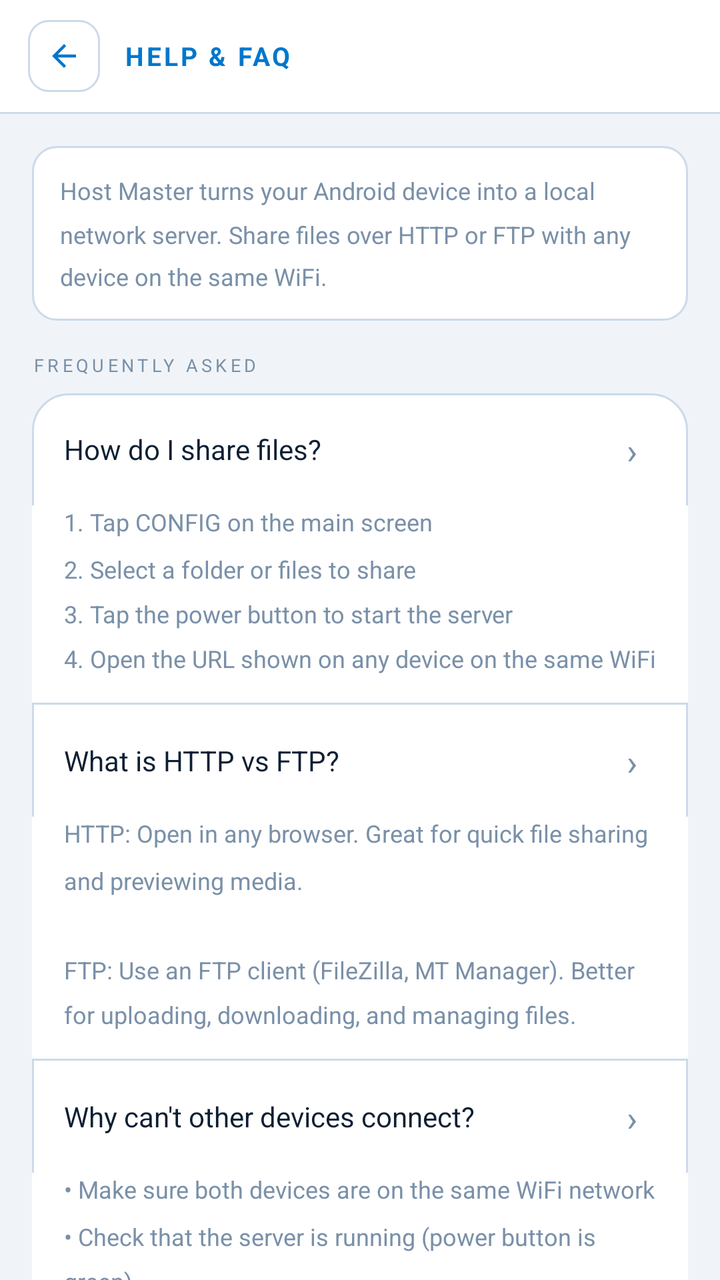
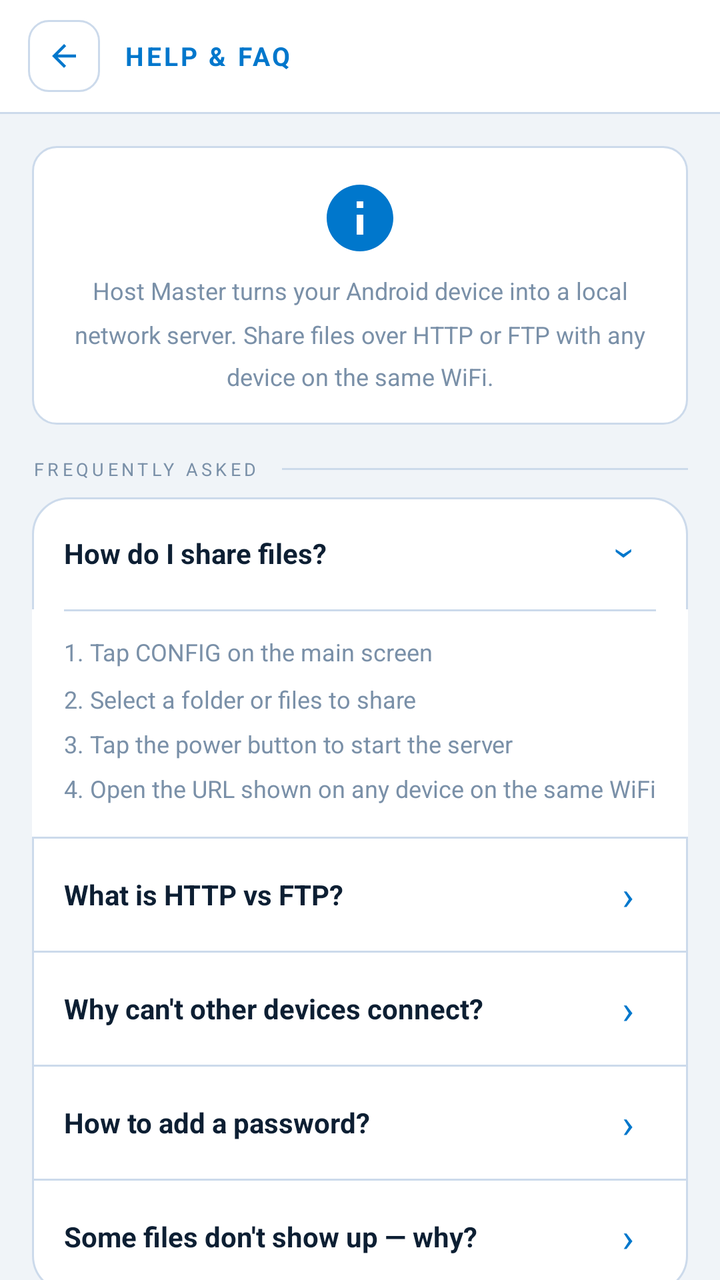

Screens rendered from an Android XML layout before and after an edit, with the pre-edit source and the edit as a unified diff.
<!-- AndroidManifest.xml: application theme Theme.HostMaster -->
<!-- res/layout/activity_help.xml -->
<?xml version="1.0" encoding="utf-8"?>
<LinearLayout xmlns:android="http://schemas.android.com/apk/res/android"
    android:layout_width="match_parent"
    android:layout_height="match_parent"
    android:orientation="vertical"
    android:background="@color/bg">

    
    <LinearLayout
        android:layout_width="match_parent"
        android:layout_height="56dp"
        android:orientation="horizontal"
        android:gravity="center_vertical"
        android:paddingStart="14dp"
        android:paddingEnd="14dp"
        android:background="@color/surface">

        <LinearLayout
            android:id="@+id/btn_back"
            android:layout_width="36dp"
            android:layout_height="36dp"
            android:background="@drawable/bg_back_btn"
            android:gravity="center"
            android:layout_marginEnd="12dp">
            <ImageView android:layout_width="18dp" android:layout_height="18dp"
                android:src="@drawable/ic_back"/>
        </LinearLayout>

        <TextView
            android:layout_width="wrap_content"
            android:layout_height="wrap_content"
            android:text="HELP &amp; FAQ"
            android:textColor="@color/accent"
            android:textSize="13sp"
            android:textStyle="bold"
            android:letterSpacing="0.1"/>
    </LinearLayout>

    <View android:layout_width="match_parent" android:layout_height="1dp"
        android:background="@color/border"/>

    <ScrollView android:layout_width="match_parent" android:layout_height="match_parent"
        android:scrollbars="none">

        <LinearLayout android:layout_width="match_parent" android:layout_height="wrap_content"
            android:orientation="vertical" android:padding="16dp">

            
            <LinearLayout
                android:layout_width="match_parent"
                android:layout_height="wrap_content"
                android:orientation="vertical"
                android:background="@drawable/bg_preview_box"
                android:padding="14dp"
                android:layout_marginBottom="16dp">
                <TextView
                    android:layout_width="match_parent"
                    android:layout_height="wrap_content"
                    android:text="Host Master turns your Android device into a local network server. Share files over HTTP or FTP with any device on the same WiFi."
                    android:textColor="@color/text_muted"
                    android:textSize="12sp"
                    android:lineSpacingMultiplier="1.5"/>
            </LinearLayout>

            <TextView android:layout_width="wrap_content" android:layout_height="wrap_content"
                android:text="FREQUENTLY ASKED" android:textColor="@color/text_muted"
                android:textSize="9sp" android:letterSpacing="0.2" android:layout_marginBottom="8dp"/>

            
            <LinearLayout android:layout_width="match_parent" android:layout_height="wrap_content"
                android:orientation="vertical" android:background="@drawable/bg_card">

                
                <LinearLayout
                    android:id="@+id/faq_1_header"
                    android:layout_width="match_parent" android:layout_height="56dp"
                    android:orientation="horizontal" android:gravity="center_vertical"
                    android:paddingStart="16dp" android:paddingEnd="16dp"
                    android:clickable="true" android:focusable="true"
                    android:background="?attr/selectableItemBackground">
                    <TextView android:layout_width="0dp" android:layout_height="wrap_content"
                        android:layout_weight="1"
                        android:text="How do I share files?"
                        android:textColor="@color/text_primary" android:textSize="14sp"/>
                    <TextView android:tag="arrow"
                        android:layout_width="24dp" android:layout_height="24dp"
                        android:gravity="center" android:text="›"
                        android:textColor="@color/text_muted" android:textSize="18sp"/>
                </LinearLayout>
                <LinearLayout
                    android:id="@+id/faq_1_body"
                    android:layout_width="match_parent" android:layout_height="wrap_content"
                    android:orientation="vertical"
                    android:paddingStart="16dp" android:paddingEnd="16dp"
                    android:paddingBottom="14dp" android:background="@color/surface">
                    <TextView android:layout_width="match_parent" android:layout_height="wrap_content"
                        android:text="1. Tap CONFIG on the main screen\n2. Select a folder or files to share\n3. Tap the power button to start the server\n4. Open the URL shown on any device on the same WiFi"
                        android:textColor="@color/text_muted" android:textSize="12sp"
                        android:lineSpacingMultiplier="1.6"/>
                </LinearLayout>

                <View android:layout_width="match_parent" android:layout_height="1dp"
                    android:background="@color/border"/>

                
                <LinearLayout
                    android:id="@+id/faq_2_header"
                    android:layout_width="match_parent" android:layout_height="56dp"
                    android:orientation="horizontal" android:gravity="center_vertical"
                    android:paddingStart="16dp" android:paddingEnd="16dp"
                    android:clickable="true" android:focusable="true"
                    android:background="?attr/selectableItemBackground">
                    <TextView android:layout_width="0dp" android:layout_height="wrap_content"
                        android:layout_weight="1"
                        android:text="What is HTTP vs FTP?"
                        android:textColor="@color/text_primary" android:textSize="14sp"/>
                    <TextView android:tag="arrow"
                        android:layout_width="24dp" android:layout_height="24dp"
                        android:gravity="center" android:text="›"
                        android:textColor="@color/text_muted" android:textSize="18sp"/>
                </LinearLayout>
                <LinearLayout
                    android:id="@+id/faq_2_body"
                    android:layout_width="match_parent" android:layout_height="wrap_content"
                    android:orientation="vertical"
                    android:paddingStart="16dp" android:paddingEnd="16dp"
                    android:paddingBottom="14dp" android:background="@color/surface">
                    <TextView android:layout_width="match_parent" android:layout_height="wrap_content"
                        android:text="HTTP: Open in any browser. Great for quick file sharing and previewing media.\n\nFTP: Use an FTP client (FileZilla, MT Manager). Better for uploading, downloading, and managing files."
                        android:textColor="@color/text_muted" android:textSize="12sp"
                        android:lineSpacingMultiplier="1.6"/>
                </LinearLayout>

                <View android:layout_width="match_parent" android:layout_height="1dp"
                    android:background="@color/border"/>

                
                <LinearLayout
                    android:id="@+id/faq_3_header"
                    android:layout_width="match_parent" android:layout_height="56dp"
                    android:orientation="horizontal" android:gravity="center_vertical"
                    android:paddingStart="16dp" android:paddingEnd="16dp"
                    android:clickable="true" android:focusable="true"
                    android:background="?attr/selectableItemBackground">
                    <TextView android:layout_width="0dp" android:layout_height="wrap_content"
                        android:layout_weight="1"
                        android:text="Why can't other devices connect?"
                        android:textColor="@color/text_primary" android:textSize="14sp"/>
                    <TextView android:tag="arrow"
                        android:layout_width="24dp" android:layout_height="24dp"
                        android:gravity="center" android:text="›"
                        android:textColor="@color/text_muted" android:textSize="18sp"/>
                </LinearLayout>
                <LinearLayout
                    android:id="@+id/faq_3_body"
                    android:layout_width="match_parent" android:layout_height="wrap_content"
                    android:orientation="vertical"
                    android:paddingStart="16dp" android:paddingEnd="16dp"
                    android:paddingBottom="14dp" android:background="@color/surface">
                    <TextView android:layout_width="match_parent" android:layout_height="wrap_content"
                        android:text="• Make sure both devices are on the same WiFi network\n• Check that the server is running (power button is green)\n• Disable VPN if active\n• Try typing the IP address manually from the server address shown on the main screen"
                        android:textColor="@color/text_muted" android:textSize="12sp"
                        android:lineSpacingMultiplier="1.6"/>
                </LinearLayout>

                <View android:layout_width="match_parent" android:layout_height="1dp"
                    android:background="@color/border"/>

                
                <LinearLayout
                    android:id="@+id/faq_4_header"
                    android:layout_width="match_parent" android:layout_height="56dp"
                    android:orientation="horizontal" android:gravity="center_vertical"
                    android:paddingStart="16dp" android:paddingEnd="16dp"
                    android:clickable="true" android:focusable="true"
                    android:background="?attr/selectableItemBackground">
                    <TextView android:layout_width="0dp" android:layout_height="wrap_content"
                        android:layout_weight="1"
                        android:text="How to add a password?"
                        android:textColor="@color/text_primary" android:textSize="14sp"/>
                    <TextView android:tag="arrow"
                        android:layout_width="24dp" android:layout_height="24dp"
                        android:gravity="center" android:text="›"
                        android:textColor="@color/text_muted" android:textSize="18sp"/>
                </LinearLayout>
                <LinearLayout
                    android:id="@+id/faq_4_body"
                    android:layout_width="match_parent" android:layout_height="wrap_content"
                    android:orientation="vertical"
                    android:paddingStart="16dp" android:paddingEnd="16dp"
                    android:paddingBottom="14dp" android:background="@color/surface">
                    <TextView android:layout_width="match_parent" android:layout_height="wrap_content"
                        android:text="Go to CONFIG → Security section → enter username and password. When connecting, the browser or FTP client will ask for credentials."
                        android:textColor="@color/text_muted" android:textSize="12sp"
                        android:lineSpacingMultiplier="1.6"/>
                </LinearLayout>

                <View android:layout_width="match_parent" android:layout_height="1dp"
                    android:background="@color/border"/>

                
                <LinearLayout
                    android:id="@+id/faq_5_header"
                    android:layout_width="match_parent" android:layout_height="56dp"
                    android:orientation="horizontal" android:gravity="center_vertical"
                    android:paddingStart="16dp" android:paddingEnd="16dp"
                    android:clickable="true" android:focusable="true"
                    android:background="?attr/selectableItemBackground">
                    <TextView android:layout_width="0dp" android:layout_height="wrap_content"
                        android:layout_weight="1"
                        android:text="Some files don't show up — why?"
                        android:textColor="@color/text_primary" android:textSize="14sp"/>
                    <TextView android:tag="arrow"
                        android:layout_width="24dp" android:layout_height="24dp"
                        android:gravity="center" android:text="›"
                        android:textColor="@color/text_muted" android:textSize="18sp"/>
                </LinearLayout>
                <LinearLayout
                    android:id="@+id/faq_5_body"
                    android:layout_width="match_parent" android:layout_height="wrap_content"
                    android:orientation="vertical"
                    android:paddingStart="16dp" android:paddingEnd="16dp"
                    android:paddingBottom="14dp" android:background="@color/surface">
                    <TextView android:layout_width="match_parent" android:layout_height="wrap_content"
                        android:text="On Android 11+, apps need 'All Files Access' permission to see all file types (zip, apk, db, etc.).\n\nGo to: Android Settings → Apps → Host Master → Permissions → Files and Media → Allow access to manage all files."
                        android:textColor="@color/text_muted" android:textSize="12sp"
                        android:lineSpacingMultiplier="1.6"/>
                </LinearLayout>

            </LinearLayout>

        </LinearLayout>
    </ScrollView>
</LinearLayout>
<!-- resources referenced by this layout -->
<resources>
  <color name="accent">#0077CC</color>
  <color name="bg">#F0F4F8</color>
  <color name="border">#CCDAEB</color>
  <color name="surface">#FFFFFF</color>
  <color name="text_muted">#7A90A8</color>
  <color name="text_primary">#0D1F33</color>
  <!-- drawable bg_back_btn (drawable) -->
  <?xml version="1.0" encoding="utf-8"?>
  <shape xmlns:android="http://schemas.android.com/apk/res/android" android:shape="rectangle">
      <solid android:color="@color/surface" />
      <stroke android:width="1dp" android:color="@color/border" />
      <corners android:radius="10dp" />
  </shape>
  <!-- drawable bg_card (drawable) -->
  <?xml version="1.0" encoding="utf-8"?>
  <shape xmlns:android="http://schemas.android.com/apk/res/android" android:shape="rectangle">
      <solid android:color="@color/card" />
      <stroke android:width="1dp" android:color="@color/border" />
      <corners android:radius="18dp" />
  </shape>
  <!-- drawable bg_preview_box (drawable) -->
  <?xml version="1.0" encoding="utf-8"?>
  <shape xmlns:android="http://schemas.android.com/apk/res/android"
      android:shape="rectangle">
      <corners android:radius="12dp"/>
      <solid android:color="@color/surface"/>
      <stroke android:width="1dp" android:color="@color/border"/>
  </shape>
  <!-- drawable ic_back (drawable) -->
  <vector xmlns:android="http://schemas.android.com/apk/res/android" android:width="24dp" android:height="24dp" android:viewportWidth="24" android:viewportHeight="24">
      <path android:fillColor="@color/accent" android:pathData="M20,11H7.83l5.59,-5.59L12,4l-8,8 8,8 1.41,-1.41L7.83,13H20v-2z"/>
  </vector>
  <style name="Theme.HostMaster" parent="Theme.Material3.Light.NoActionBar">
          <item name="android:statusBarColor">@color/bg</item>
          <item name="android:navigationBarColor">@color/bg</item>
          <item name="android:windowLightStatusBar">true</item>
          <item name="android:colorBackground">@color/bg</item>
          <item name="colorPrimary">@color/accent</item>
          <item name="colorSurface">@color/surface</item>
          <item name="colorOnSurface">@color/text_primary</item>
          
      </style>
  <color name="card">#FFFFFF</color>
</resources>

<!-- the commit's change to res/layout/activity_help.xml (unified diff, before → after) -->
@@ -34,16 +34,20 @@
             android:textSize="13sp"
             android:textStyle="bold"
             android:letterSpacing="0.1"/>
+
+        <View android:layout_width="0dp" android:layout_height="0dp"
+            android:layout_weight="1"/>
     </LinearLayout>
 
     <View android:layout_width="match_parent" android:layout_height="1dp"
         android:background="@color/border"/>
 
     <ScrollView android:layout_width="match_parent" android:layout_height="match_parent"
-        android:scrollbars="none">
+        android:scrollbars="none" android:fillViewport="true">
 
         <LinearLayout android:layout_width="match_parent" android:layout_height="wrap_content"
-            android:orientation="vertical" android:padding="16dp">
+            android:orientation="vertical" android:padding="16dp"
+            android:paddingBottom="24dp">
 
             
             <LinearLayout
@@ -51,20 +55,42 @@
                 android:layout_height="wrap_content"
                 android:orientation="vertical"
                 android:background="@drawable/bg_preview_box"
-                android:padding="14dp"
-                android:layout_marginBottom="16dp">
+                android:padding="16dp"
+                android:layout_marginBottom="16dp"
+                android:gravity="center">
+
+                <ImageView
+                    android:layout_width="40dp"
+                    android:layout_height="40dp"
+                    android:src="@drawable/ic_info"
+                    android:tint="@color/accent"
+                    android:layout_marginBottom="8dp"/>
+
                 <TextView
                     android:layout_width="match_parent"
                     android:layout_height="wrap_content"
                     android:text="Host Master turns your Android device into a local network server. Share files over HTTP or FTP with any device on the same WiFi."
                     android:textColor="@color/text_muted"
                     android:textSize="12sp"
-                    android:lineSpacingMultiplier="1.5"/>
+                    android:lineSpacingMultiplier="1.5"
+                    android:gravity="center"/>
             </LinearLayout>
 
-            <TextView android:layout_width="wrap_content" android:layout_height="wrap_content"
-                android:text="FREQUENTLY ASKED" android:textColor="@color/text_muted"
-                android:textSize="9sp" android:letterSpacing="0.2" android:layout_marginBottom="8dp"/>
+            
+            <LinearLayout
+                android:layout_width="match_parent"
+                android:layout_height="wrap_content"
+                android:orientation="horizontal"
+                android:gravity="center_vertical"
+                android:layout_marginBottom="8dp">
+                <TextView android:layout_width="wrap_content" android:layout_height="wrap_content"
+                    android:text="FREQUENTLY ASKED"
+                    android:textColor="@color/text_muted"
+                    android:textSize="9sp" android:letterSpacing="0.2"/>
+                <View android:layout_width="0dp" android:layout_height="1dp"
+                    android:layout_weight="1" android:layout_marginStart="12dp"
+                    android:background="@color/border"/>
+            </LinearLayout>
 
             
             <LinearLayout android:layout_width="match_parent" android:layout_height="wrap_content"
@@ -81,18 +107,25 @@
                     <TextView android:layout_width="0dp" android:layout_height="wrap_content"
                         android:layout_weight="1"
                         android:text="How do I share files?"
-                        android:textColor="@color/text_primary" android:textSize="14sp"/>
-                    <TextView android:tag="arrow"
-                        android:layout_width="24dp" android:layout_height="24dp"
-                        android:gravity="center" android:text="›"
-                        android:textColor="@color/text_muted" android:textSize="18sp"/>
+                        android:textColor="@color/text_primary" android:textSize="14sp"
+                        android:textStyle="bold"/>
+                    <TextView android:tag="arrow"
+                        android:layout_width="28dp" android:layout_height="28dp"
+                        android:gravity="center" android:text="›"
+                        android:textColor="@color/accent" android:textSize="20sp"
+                        android:rotation="90"/>
                 </LinearLayout>
                 <LinearLayout
                     android:id="@+id/faq_1_body"
                     android:layout_width="match_parent" android:layout_height="wrap_content"
                     android:orientation="vertical"
                     android:paddingStart="16dp" android:paddingEnd="16dp"
-                    android:paddingBottom="14dp" android:background="@color/surface">
+                    android:paddingBottom="16dp"
+                    android:background="@color/surface">
+
+                    <View android:layout_width="match_parent" android:layout_height="1dp"
+                        android:background="@color/border" android:layout_marginBottom="12dp"/>
+
                     <TextView android:layout_width="match_parent" android:layout_height="wrap_content"
                         android:text="1. Tap CONFIG on the main screen\n2. Select a folder or files to share\n3. Tap the power button to start the server\n4. Open the URL shown on any device on the same WiFi"
                         android:textColor="@color/text_muted" android:textSize="12sp"
@@ -113,18 +146,25 @@
                     <TextView android:layout_width="0dp" android:layout_height="wrap_content"
                         android:layout_weight="1"
                         android:text="What is HTTP vs FTP?"
-                        android:textColor="@color/text_primary" android:textSize="14sp"/>
-                    <TextView android:tag="arrow"
-                        android:layout_width="24dp" android:layout_height="24dp"
-                        android:gravity="center" android:text="›"
-                        android:textColor="@color/text_muted" android:textSize="18sp"/>
+                        android:textColor="@color/text_primary" android:textSize="14sp"
+                        android:textStyle="bold"/>
+                    <TextView android:tag="arrow"
+                        android:layout_width="28dp" android:layout_height="28dp"
+                        android:gravity="center" android:text="›"
+                        android:textColor="@color/accent" android:textSize="20sp"/>
                 </LinearLayout>
                 <LinearLayout
                     android:id="@+id/faq_2_body"
                     android:layout_width="match_parent" android:layout_height="wrap_content"
                     android:orientation="vertical"
                     android:paddingStart="16dp" android:paddingEnd="16dp"
-                    android:paddingBottom="14dp" android:background="@color/surface">
+                    android:paddingBottom="16dp"
+                    android:background="@color/surface"
+                    android:visibility="gone">
+
+                    <View android:layout_width="match_parent" android:layout_height="1dp"
+                        android:background="@color/border" android:layout_marginBottom="12dp"/>
+
                     <TextView android:layout_width="match_parent" android:layout_height="wrap_content"
                         android:text="HTTP: Open in any browser. Great for quick file sharing and previewing media.\n\nFTP: Use an FTP client (FileZilla, MT Manager). Better for uploading, downloading, and managing files."
                         android:textColor="@color/text_muted" android:textSize="12sp"
@@ -145,20 +185,27 @@
                     <TextView android:layout_width="0dp" android:layout_height="wrap_content"
                         android:layout_weight="1"
                         android:text="Why can't other devices connect?"
-                        android:textColor="@color/text_primary" android:textSize="14sp"/>
-                    <TextView android:tag="arrow"
-                        android:layout_width="24dp" android:layout_height="24dp"
-                        android:gravity="center" android:text="›"
-                        android:textColor="@color/text_muted" android:textSize="18sp"/>
+                        android:textColor="@color/text_primary" android:textSize="14sp"
+                        android:textStyle="bold"/>
+                    <TextView android:tag="arrow"
+                        android:layout_width="28dp" android:layout_height="28dp"
+                        android:gravity="center" android:text="›"
+                        android:textColor="@color/accent" android:textSize="20sp"/>
                 </LinearLayout>
                 <LinearLayout
                     android:id="@+id/faq_3_body"
                     android:layout_width="match_parent" android:layout_height="wrap_content"
                     android:orientation="vertical"
                     android:paddingStart="16dp" android:paddingEnd="16dp"
-                    android:paddingBottom="14dp" android:background="@color/surface">
-                    <TextView android:layout_width="match_parent" android:layout_height="wrap_content"
-                        android:text="• Make sure both devices are on the same WiFi network\n• Check that the server is running (power button is green)\n• Disable VPN if active\n• Try typing the IP address manually from the server address shown on the main screen"
+                    android:paddingBottom="16dp"
+                    android:background="@color/surface"
+                    android:visibility="gone">
+
+                    <View android:layout_width="match_parent" android:layout_height="1dp"
+                        android:background="@color/border" android:layout_marginBottom="12dp"/>
+
+                    <TextView android:layout_width="match_parent" android:layout_height="wrap_content"
+                        android:text="• Make sure both devices are on the same WiFi network\n• Check that the server is running (power button is green)\n• Disable VPN if active\n• Try typing the IP address manually"
                         android:textColor="@color/text_muted" android:textSize="12sp"
                         android:lineSpacingMultiplier="1.6"/>
                 </LinearLayout>
@@ -177,20 +224,27 @@
                     <TextView android:layout_width="0dp" android:layout_height="wrap_content"
                         android:layout_weight="1"
                         android:text="How to add a password?"
-                        android:textColor="@color/text_primary" android:textSize="14sp"/>
-                    <TextView android:tag="arrow"
-                        android:layout_width="24dp" android:layout_height="24dp"
-                        android:gravity="center" android:text="›"
-                        android:textColor="@color/text_muted" android:textSize="18sp"/>
+                        android:textColor="@color/text_primary" android:textSize="14sp"
+                        android:textStyle="bold"/>
+                    <TextView android:tag="arrow"
+                        android:layout_width="28dp" android:layout_height="28dp"
+                        android:gravity="center" android:text="›"
+                        android:textColor="@color/accent" android:textSize="20sp"/>
                 </LinearLayout>
                 <LinearLayout
                     android:id="@+id/faq_4_body"
                     android:layout_width="match_parent" android:layout_height="wrap_content"
                     android:orientation="vertical"
                     android:paddingStart="16dp" android:paddingEnd="16dp"
-                    android:paddingBottom="14dp" android:background="@color/surface">
-                    <TextView android:layout_width="match_parent" android:layout_height="wrap_content"
-                        android:text="Go to CONFIG → Security section → enter username and password. When connecting, the browser or FTP client will ask for credentials."
+                    android:paddingBottom="16dp"
+                    android:background="@color/surface"
+                    android:visibility="gone">
+
+                    <View android:layout_width="match_parent" android:layout_height="1dp"
+                        android:background="@color/border" android:layout_marginBottom="12dp"/>
+
+                    <TextView android:layout_width="match_parent" android:layout_height="wrap_content"
+                        android:text="Go to CONFIG → Security section → enable password protection and enter username and password. When connecting, the browser or FTP client will ask for credentials."
                         android:textColor="@color/text_muted" android:textSize="12sp"
                         android:lineSpacingMultiplier="1.6"/>
                 </LinearLayout>
@@ -209,18 +263,25 @@
                     <TextView android:layout_width="0dp" android:layout_height="wrap_content"
                         android:layout_weight="1"
                         android:text="Some files don't show up — why?"
-                        android:textColor="@color/text_primary" android:textSize="14sp"/>
-                    <TextView android:tag="arrow"
-                        android:layout_width="24dp" android:layout_height="24dp"
-                        android:gravity="center" android:text="›"
-                        android:textColor="@color/text_muted" android:textSize="18sp"/>
+                        android:textColor="@color/text_primary" android:textSize="14sp"
+                        android:textStyle="bold"/>
+                    <TextView android:tag="arrow"
+                        android:layout_width="28dp" android:layout_height="28dp"
+                        android:gravity="center" android:text="›"
+                        android:textColor="@color/accent" android:textSize="20sp"/>
                 </LinearLayout>
                 <LinearLayout
                     android:id="@+id/faq_5_body"
                     android:layout_width="match_parent" android:layout_height="wrap_content"
                     android:orientation="vertical"
                     android:paddingStart="16dp" android:paddingEnd="16dp"
-                    android:paddingBottom="14dp" android:background="@color/surface">
+                    android:paddingBottom="16dp"
+                    android:background="@color/surface"
+                    android:visibility="gone">
+
+                    <View android:layout_width="match_parent" android:layout_height="1dp"
+                        android:background="@color/border" android:layout_marginBottom="12dp"/>
+
                     <TextView android:layout_width="match_parent" android:layout_height="wrap_content"
                         android:text="On Android 11+, apps need 'All Files Access' permission to see all file types (zip, apk, db, etc.).\n\nGo to: Android Settings → Apps → Host Master → Permissions → Files and Media → Allow access to manage all files."
                         android:textColor="@color/text_muted" android:textSize="12sp"
@@ -229,6 +290,48 @@
 
             </LinearLayout>
 
+            
+			<LinearLayout
+				android:layout_width="match_parent"
+				android:layout_height="wrap_content"
+				android:orientation="vertical"
+				android:background="@drawable/bg_preview_box"
+				android:padding="16dp"
+				android:layout_marginTop="16dp"
+				android:gravity="center">
+
+				<TextView
+					android:layout_width="wrap_content"
+					android:layout_height="wrap_content"
+					android:text="Need more help?"
+					android:textColor="@color/text_primary"
+					android:textSize="13sp"
+					android:textStyle="bold"
+					android:layout_marginBottom="2dp"/>
+
+				<TextView
+					android:layout_width="wrap_content"
+					android:layout_height="wrap_content"
+					android:text="Check the GitHub repository for detailed documentation"
+					android:textColor="@color/text_muted"
+					android:textSize="11sp"
+					android:gravity="center"
+					android:layout_marginBottom="8dp"/>
+
+				<TextView
+					android:id="@+id/btn_github"
+					android:layout_width="wrap_content"
+					android:layout_height="32dp"
+					android:text="GitHub"
+					android:textColor="@color/accent"
+					android:textSize="11sp"
+					android:textStyle="bold"
+					android:paddingStart="20dp"
+					android:paddingEnd="20dp"
+					android:clickable="true"
+					android:focusable="true"
+					android:background="?attr/selectableItemBackground"/>
+			</LinearLayout>
         </LinearLayout>
     </ScrollView>
 </LinearLayout>
<!-- resource entries referenced after the edit -->
@@ -32,6 +32,16 @@
   <vector xmlns:android="http://schemas.android.com/apk/res/android" android:width="24dp" android:height="24dp" android:viewportWidth="24" android:viewportHeight="24">
       <path android:fillColor="@color/accent" android:pathData="M20,11H7.83l5.59,-5.59L12,4l-8,8 8,8 1.41,-1.41L7.83,13H20v-2z"/>
   </vector>
+  <!-- drawable ic_info (drawable) -->
+  <vector xmlns:android="http://schemas.android.com/apk/res/android"
+      android:width="24dp"
+      android:height="24dp"
+      android:viewportWidth="24"
+      android:viewportHeight="24">
+      <path
+          android:fillColor="#FF000000"
+          android:pathData="M12,2C6.48,2 2,6.48 2,12s4.48,10 10,10 10,-4.48 10,-10S17.52,2 12,2zm1,15h-2v-6h2v6zm0,-8h-2V7h2v2z"/>
+  </vector>
   <style name="Theme.HostMaster" parent="Theme.Material3.Light.NoActionBar">
           <item name="android:statusBarColor">@color/bg</item>
           <item name="android:navigationBarColor">@color/bg</item>
